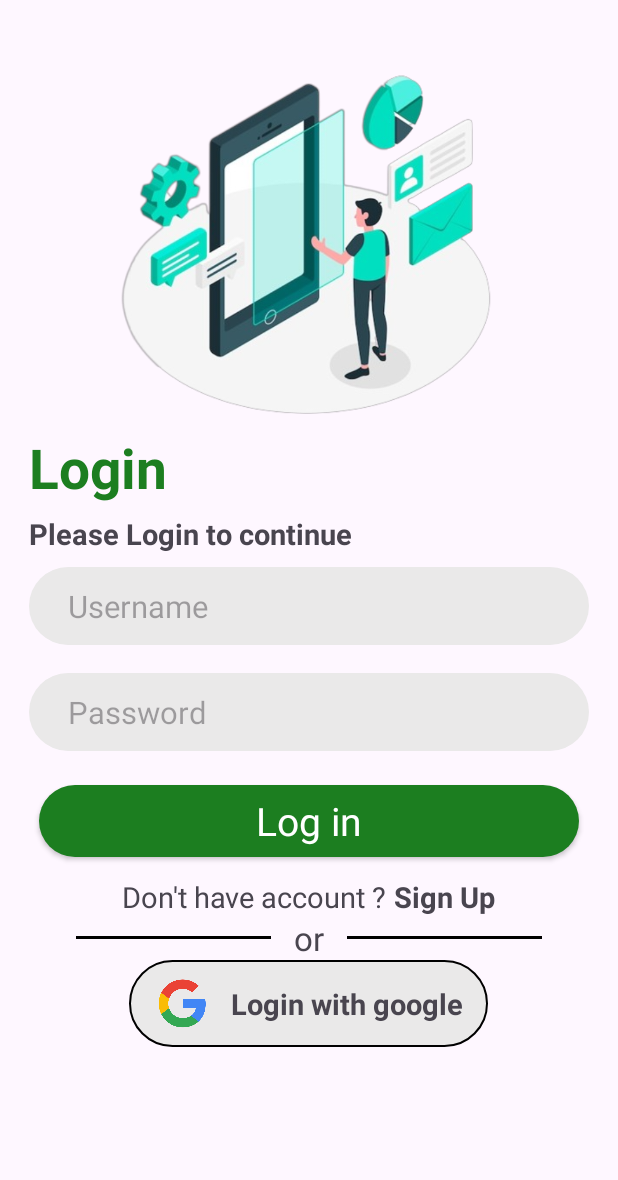
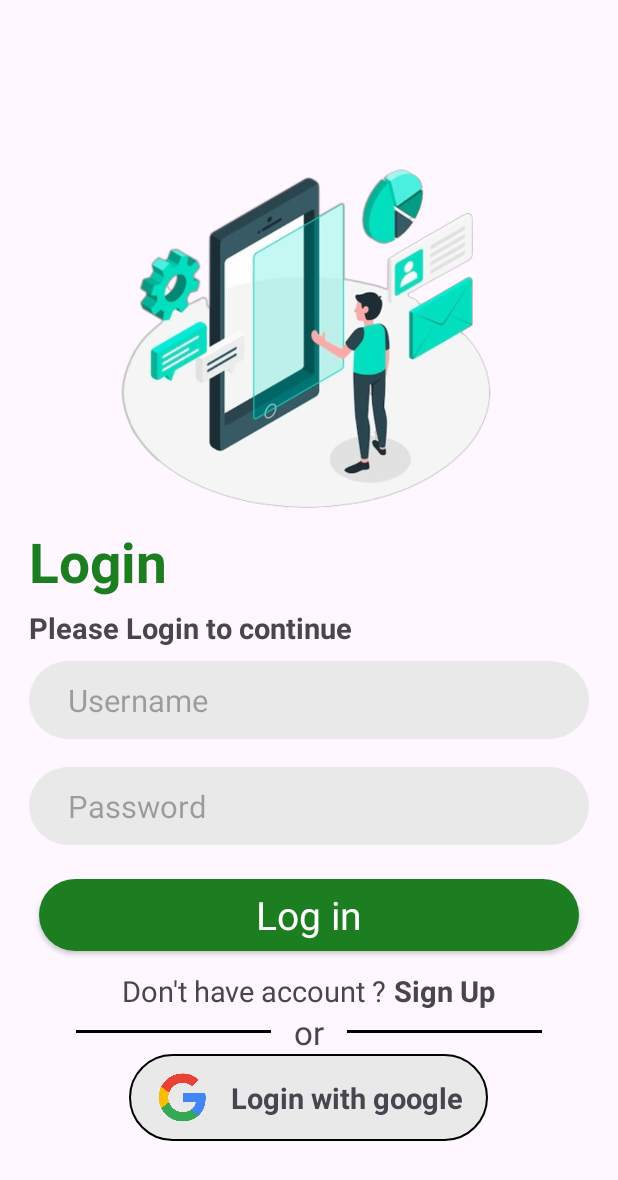
Before and after one commit to Amar0326/Java_Tutorial, an Android app: the screen it shows after launch (LoginActivity), on a phone screen of 412 x 824 dp. Shown: the top 1180 px of the screen. Run offline under Robolectric (Android 15) with nearby library versions, the light colour scheme and no system bars; our stand-ins replace Firebase (no records; nobody signed in at launch, a user with empty details on screens opened directly), sdp/ssp sizes.

Commit message:
login center

```diff
--- a/app/src/main/res/layout/activity_login.xml
+++ b/app/src/main/res/layout/activity_login.xml
@@ -8,7 +8,8 @@
 
     <RelativeLayout
         android:layout_width="match_parent"
-        android:layout_height="wrap_content">
+        android:layout_height="wrap_content"
+        android:layout_gravity="center">
 
         <ImageView
             android:id="@+id/img"
```
